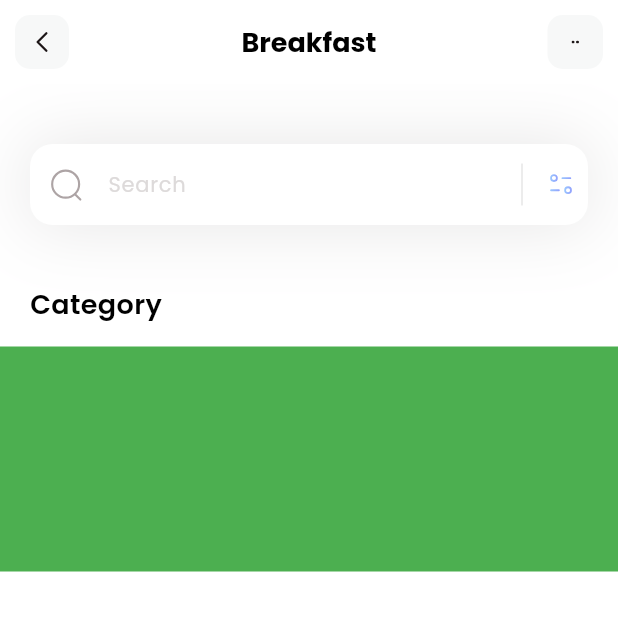
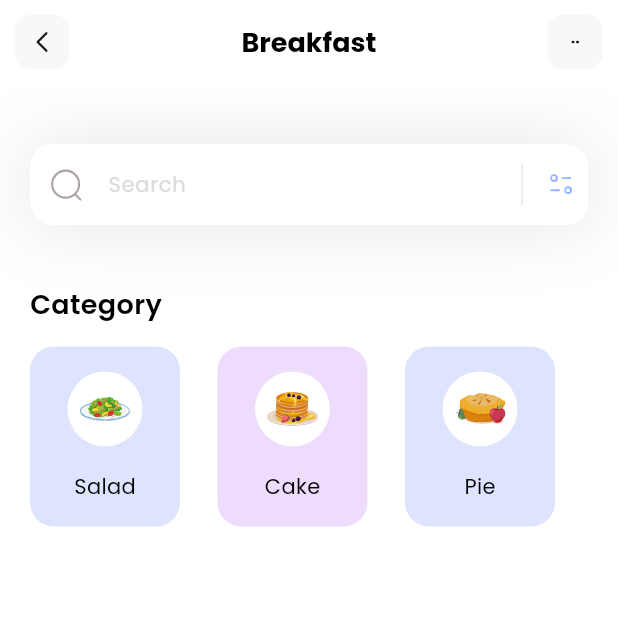
Before and after one commit to stephangriesel/diet-flutter, a Flutter app: the screen it shows after launch, on a phone screen of 412 x 824 dp, the top half of it. Run offline on Flutter 3.47's test engine with Material 3 defaults, Android fonts, the phone set to English and light mode, and no system bars; our stand-ins replace flutter_svg.

Commit message:
list view in builder

```diff
--- a/lib/pages/home.dart
+++ b/lib/pages/home.dart
@@ -41,12 +41,48 @@
                   height: 15,
                 ),
                 Container(
-                  height:150,
-                  color:Colors.green,
-                  child: ListView.builder(
+                  height:120,
+                  //color:Colors.green,
+                  child: ListView.separated(
                     itemCount: categories.length,
+                    scrollDirection: Axis.horizontal,
+                    padding: EdgeInsets.only(
+                      left:20,
+                      right:20,
+                    ),
+                    separatorBuilder: (context,index) => SizedBox(width: 25),
                     itemBuilder: (context,index){
-                    return Container();
+                    return Container(
+                      width: 100,
+                      decoration: BoxDecoration(
+                        color: categories[index].boxColor.withOpacity(0.3),
+                        borderRadius: BorderRadius.circular(16),
+                      ),
+                      child: Column(
+                        mainAxisAlignment: MainAxisAlignment.spaceEvenly,
+                        children: [
+                        Container(
+                          width: 50,
+                          height: 50,
+                          decoration: BoxDecoration(
+                            color: Colors.white,
+                            shape: BoxShape.circle,
+                          ),
+                          child: Padding(
+                            padding: const EdgeInsets.all(8.0),
+                            child: SvgPicture.asset(categories[index].iconPath),
+                          ),
+                        ),
+                        Text(
+                          categories[index].name,
+                          style: TextStyle(
+                            fontWeight: FontWeight.w400,
+                            color: Colors.black,
+                            fontSize: 14,
+                          )
+                        ),
+                      ],)
+                    );
                   })
                 )
               ],
```
